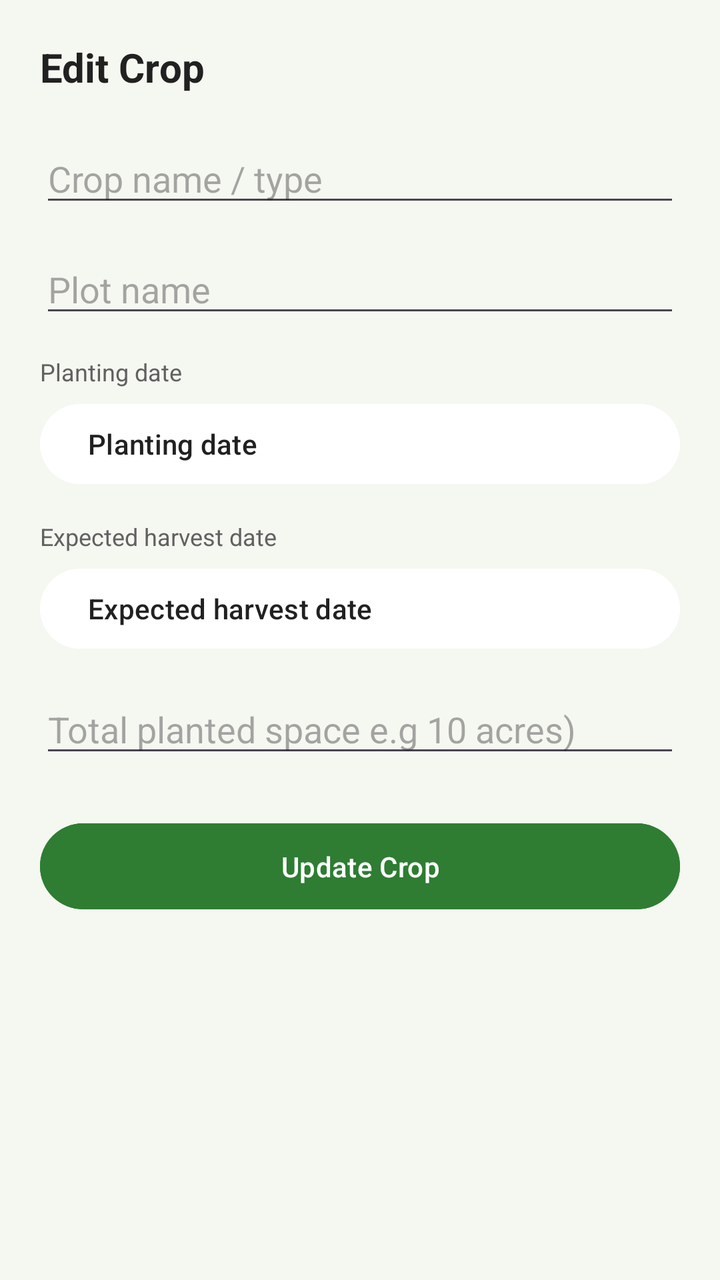
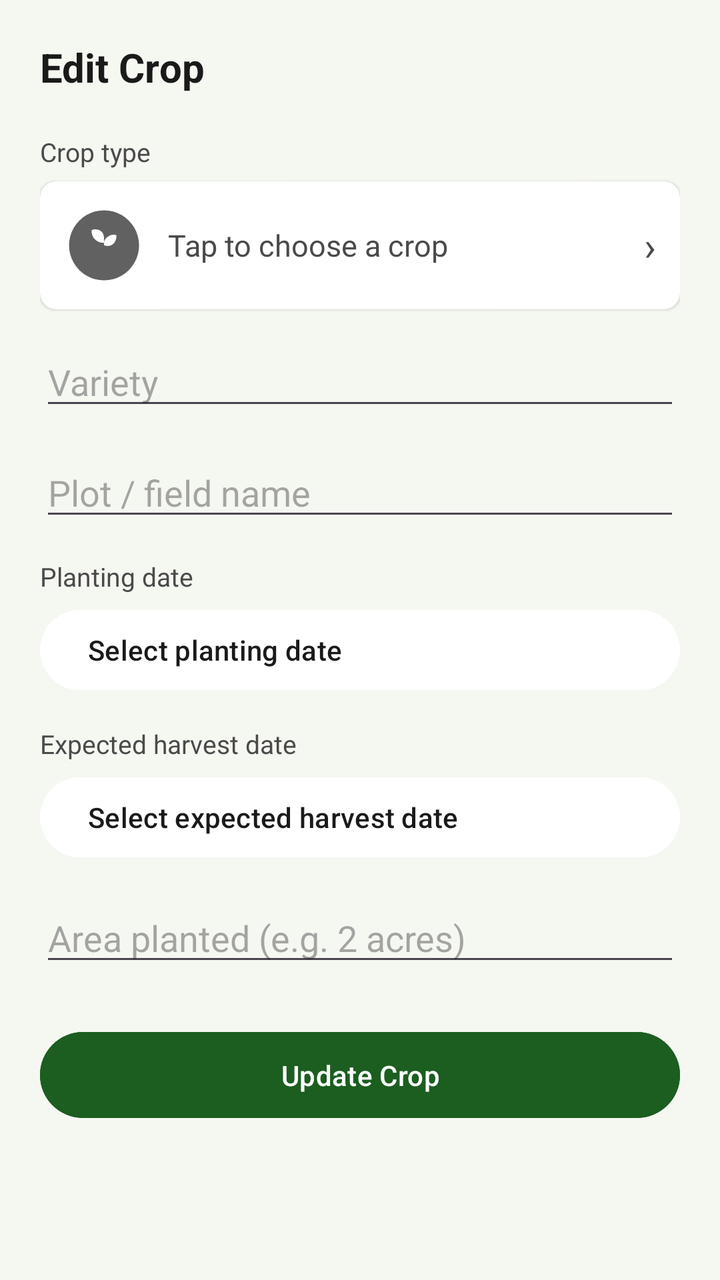

An Android layout rendered at two revisions. The XML below is the earlier revision; the diff shows what the commit changed to produce the second picture.
<!-- AndroidManifest.xml: application theme Theme.CropManagementApp -->
<!-- res/layout/activity_edit_crop.xml -->
<?xml version="1.0" encoding="utf-8"?>
<ScrollView xmlns:android="http://schemas.android.com/apk/res/android"
    android:layout_width="match_parent"
    android:layout_height="match_parent"
    android:background="@color/background_light"
    android:fillViewport="true">

    <LinearLayout
        android:layout_width="match_parent"
        android:layout_height="wrap_content"
        android:orientation="vertical"
        android:padding="20dp">

        <TextView
            android:layout_width="wrap_content"
            android:layout_height="wrap_content"
            android:text="Edit Crop"
            android:textColor="@color/text_primary"
            android:textSize="20sp"
            android:textStyle="bold" />

        <EditText
            android:id="@+id/etCropName"
            android:layout_width="match_parent"
            android:layout_height="wrap_content"
            android:layout_marginTop="20dp"
            android:hint="Crop name / type"
            android:inputType="textCapWords" />

        <EditText
            android:id="@+id/etPlotName"
            android:layout_width="match_parent"
            android:layout_height="wrap_content"
            android:layout_marginTop="14dp"
            android:hint="Plot name"
            android:inputType="textCapWords" />

        <TextView
            android:layout_width="wrap_content"
            android:layout_height="wrap_content"
            android:layout_marginTop="14dp"
            android:text="Planting date"
            android:textColor="@color/text_secondary"
            android:textSize="12sp" />

        <Button
            android:id="@+id/btnPlantingDate"
            android:layout_width="match_parent"
            android:layout_height="wrap_content"
            android:layout_marginTop="4dp"
            android:backgroundTint="@color/card_white"
            android:gravity="start|center_vertical"
            android:text="Planting date"
            android:textColor="@color/text_primary" />

        <TextView
            android:layout_width="wrap_content"
            android:layout_height="wrap_content"
            android:layout_marginTop="14dp"
            android:text="Expected harvest date"
            android:textColor="@color/text_secondary"
            android:textSize="12sp" />

        <Button
            android:id="@+id/btnHarvestDate"
            android:layout_width="match_parent"
            android:layout_height="wrap_content"
            android:layout_marginTop="4dp"
            android:backgroundTint="@color/card_white"
            android:gravity="start|center_vertical"
            android:text="Expected harvest date"
            android:textColor="@color/text_primary" />

        <EditText
            android:id="@+id/etAreaPlanted"
            android:layout_width="match_parent"
            android:layout_height="wrap_content"
            android:layout_marginTop="14dp"
            android:hint="Total planted space e.g 10 acres)"
            android:inputType="text" />

        <Button
            android:id="@+id/btnUpdateCrop"
            android:layout_width="match_parent"
            android:layout_height="wrap_content"
            android:layout_marginTop="24dp"
            android:backgroundTint="@color/green_primary"
            android:padding="12dp"
            android:text="Update Crop"
            android:textColor="@color/white" />

    </LinearLayout>
</ScrollView>
<!-- resources referenced by this layout -->
<resources>
  <color name="background_light">#F5F7F1</color>
  <color name="card_white">#FFFFFF</color>
  <color name="green_primary">#2E7D32</color>
  <color name="text_primary">#212121</color>
  <color name="text_secondary">#616161</color>
  <color name="white">#FFFFFF</color>
  <style name="Theme.CropManagementApp" parent="Base.Theme.CropManagementApp" />
  <style name="Base.Theme.CropManagementApp" parent="Theme.Material3.DayNight.NoActionBar">
          
          
      </style>
</resources>

<!-- the commit's change to res/layout/activity_edit_crop.xml (unified diff, before → after) -->
@@ -19,21 +19,69 @@
             android:textSize="20sp"
             android:textStyle="bold" />
 
-        <EditText
-            android:id="@+id/etCropName"
+        <TextView
+            android:layout_width="wrap_content"
+            android:layout_height="wrap_content"
+            android:layout_marginTop="20dp"
+            android:text="Crop type"
+            android:textColor="@color/text_secondary"
+            android:textSize="13sp" />
+
+        <androidx.cardview.widget.CardView
+            android:id="@+id/cardSelectCrop"
             android:layout_width="match_parent"
             android:layout_height="wrap_content"
-            android:layout_marginTop="20dp"
-            android:hint="Crop name / type"
-            android:inputType="textCapWords" />
+            android:layout_marginTop="6dp"
+            xmlns:app="http://schemas.android.com/apk/res-auto"
+            app:cardCornerRadius="8dp"
+            app:cardElevation="1dp">
+
+            <LinearLayout
+                android:layout_width="match_parent"
+                android:layout_height="wrap_content"
+                android:gravity="center_vertical"
+                android:orientation="horizontal"
+                android:padding="12dp">
+
+                <ImageView
+                    android:id="@+id/ivSelectedCropImage"
+                    android:layout_width="40dp"
+                    android:layout_height="40dp"
+                    android:contentDescription="Selected crop image"
+                    android:src="@drawable/ic_cat_other" />
+
+                <TextView
+                    android:id="@+id/tvSelectedCropName"
+                    android:layout_width="0dp"
+                    android:layout_height="wrap_content"
+                    android:layout_marginStart="12dp"
+                    android:layout_weight="1"
+                    android:text="Tap to choose a crop"
+                    android:textColor="@color/text_secondary"
+                    android:textSize="15sp" />
+
+                <TextView
+                    android:layout_width="wrap_content"
+                    android:layout_height="wrap_content"
+                    android:text="›"
+                    android:textColor="@color/text_secondary"
+                    android:textSize="20sp" />
+            </LinearLayout>
+        </androidx.cardview.widget.CardView>
+
+        <EditText
+            android:id="@+id/etVariety"
+            android:layout_width="match_parent"
+            android:layout_height="wrap_content"
+            android:layout_marginTop="14dp"
+            android:hint="Variety" />
 
         <EditText
             android:id="@+id/etPlotName"
             android:layout_width="match_parent"
             android:layout_height="wrap_content"
             android:layout_marginTop="14dp"
-            android:hint="Plot name"
-            android:inputType="textCapWords" />
+            android:hint="Plot / field name" />
 
         <TextView
             android:layout_width="wrap_content"
@@ -41,7 +89,7 @@
             android:layout_marginTop="14dp"
             android:text="Planting date"
             android:textColor="@color/text_secondary"
-            android:textSize="12sp" />
+            android:textSize="13sp" />
 
         <Button
             android:id="@+id/btnPlantingDate"
@@ -50,7 +98,7 @@
             android:layout_marginTop="4dp"
             android:backgroundTint="@color/card_white"
             android:gravity="start|center_vertical"
-            android:text="Planting date"
+            android:text="Select planting date"
             android:textColor="@color/text_primary" />
 
         <TextView
@@ -59,7 +107,7 @@
             android:layout_marginTop="14dp"
             android:text="Expected harvest date"
             android:textColor="@color/text_secondary"
-            android:textSize="12sp" />
+            android:textSize="13sp" />
 
         <Button
             android:id="@+id/btnHarvestDate"
@@ -68,7 +116,7 @@
             android:layout_marginTop="4dp"
             android:backgroundTint="@color/card_white"
             android:gravity="start|center_vertical"
-            android:text="Expected harvest date"
+            android:text="Select expected harvest date"
             android:textColor="@color/text_primary" />
 
         <EditText
@@ -76,7 +124,7 @@
             android:layout_width="match_parent"
             android:layout_height="wrap_content"
             android:layout_marginTop="14dp"
-            android:hint="Total planted space e.g 10 acres)"
+            android:hint="Area planted (e.g. 2 acres)"
             android:inputType="text" />
 
         <Button
<!-- resource entries referenced after the edit -->
@@ -2,10 +2,19 @@
 <resources>
   <color name="background_light">#F5F7F1</color>
   <color name="card_white">#FFFFFF</color>
-  <color name="green_primary">#2E7D32</color>
-  <color name="text_primary">#212121</color>
-  <color name="text_secondary">#616161</color>
+  <color name="green_primary">#1B5E20</color>
+  <color name="text_primary">#1A1A1A</color>
+  <color name="text_secondary">#4A4A4A</color>
   <color name="white">#FFFFFF</color>
+  <!-- drawable ic_cat_other (drawable) -->
+  <?xml version="1.0" encoding="utf-8"?>
+  <vector xmlns:android="http://schemas.android.com/apk/res/android"
+      android:width="64dp" android:height="64dp"
+      android:viewportWidth="64" android:viewportHeight="64">
+      <path android:fillColor="#616161" android:pathData="M32,4a28,28 0,1 0,0.1 0z" />
+      <path android:fillColor="#FFFFFF" android:pathData="M32,44 C32,44 32,30 32,26 C32,20 26,18 22,20 C22,26 26,30 32,30" />
+      <path android:fillColor="#FFFFFF" android:pathData="M32,30 C32,26 38,22 42,24 C42,30 38,34 32,32" />
+  </vector>
   <style name="Theme.CropManagementApp" parent="Base.Theme.CropManagementApp" />
   <style name="Base.Theme.CropManagementApp" parent="Theme.Material3.DayNight.NoActionBar">
           
